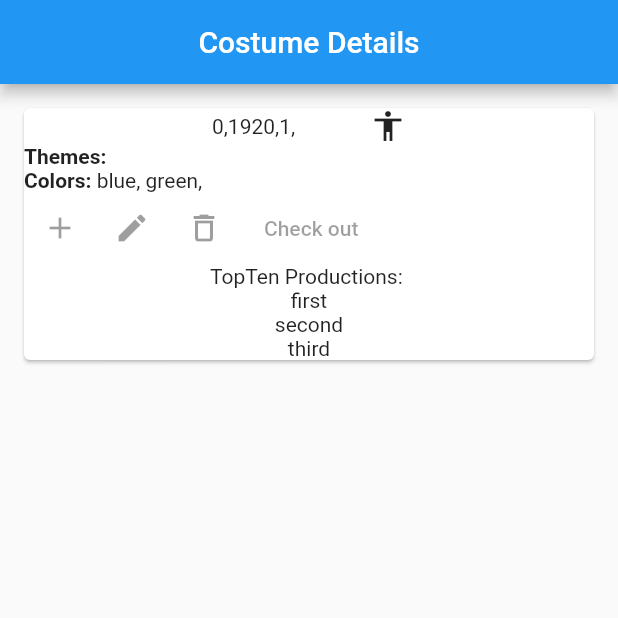
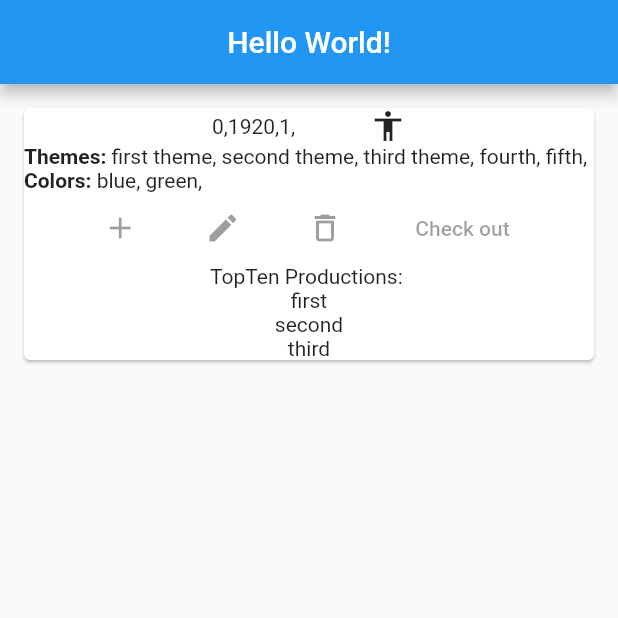
Before and after one commit to Gnutz/dcp-flutter-app, a Flutter app: the screen it shows after launch, on a phone screen of 412 x 824 dp, the top half of it. Run offline on Flutter 3.47's test engine with Material 2 defaults, Android fonts, the phone set to English and light mode, and no system bars; generated files the repository leaves out were written again.

Commit message:
added localization for english and danish languages

```diff
--- /dev/null
+++ b/l10n.yaml
@@ -0,0 +1,3 @@
+arb-dir: lib/l10n
+template-arb-file: app_en.arb
+output-localization-file: app_localizations.dart
--- /dev/null
+++ b/lib/l10n/app_da.arb
@@ -0,0 +1,4 @@
+{
+    "@@locale": "da",
+    "helloWorld": "Hej Verden"
+}
--- /dev/null
+++ b/lib/l10n/app_en.arb
@@ -0,0 +1,7 @@
+{
+    "@@locale": "en",
+    "helloWorld": "Hello World!",
+    "@helloWorld": {
+    "description": "The conventional newborn programmer greeting"
+  }
+}
--- a/lib/main.dart
+++ b/lib/main.dart
@@ -1,8 +1,11 @@
 import 'package:digtial_costume_platform/Costume.dart';
 import 'package:flutter/cupertino.dart';
 import 'package:flutter/material.dart';
+import 'package:flutter_gen/gen_l10n/app_localizations.dart';
 
 void main() => runApp(MaterialApp(
+      localizationsDelegates: AppLocalizations.localizationsDelegates,
+      supportedLocales: AppLocalizations.supportedLocales,
       home: CostumeDetail(),
     ));
 
@@ -18,9 +21,12 @@ class _CostumeDetailState extends State<CostumeDetail> {
         return Icons.accessibility_outlined;
       case Fashion.Womens:
         return Icons.accessible_forward_sharp;
+      default:
+        return null;
     }
   }
 
+  //wrapper function for creating Text list
   Widget textTemplate(String text) => Text('$text, ');
 
   Widget costumeTempate(costume) {
@@ -28,6 +34,7 @@ class _CostumeDetailState extends State<CostumeDetail> {
       margin: EdgeInsets.fromLTRB(16.0, 16.0, 16.0, 0),
       child: Column(
         children: <Widget>[
+          //Banner of id, time period, quantity and gender marker
           Row(mainAxisAlignment: MainAxisAlignment.center, children: <Widget>[
             Text('${costume.id},'),
             Text('${costume.timeperiod},'),
@@ -62,11 +69,14 @@ class _CostumeDetailState extends State<CostumeDetail> {
             ],
           ),
           Row(
+            mainAxisAlignment: MainAxisAlignment.spaceBetween,
             children: [
+              SizedBox(width: 20.0),
               IconButton(icon: Icon(Icons.add), onPressed: null),
               IconButton(icon: Icon(Icons.edit), onPressed: null),
               IconButton(icon: Icon(Icons.delete_outline), onPressed: null),
-              FlatButton(onPressed: null, child: Text('Check out'))
+              FlatButton(onPressed: null, child: Text('Check out')),
+              SizedBox(width: 20.0),
             ],
           ),
           Column(children: [
@@ -90,7 +100,7 @@ class _CostumeDetailState extends State<CostumeDetail> {
       category: "Shirt",
       quantity: 1,
       colors: ["blue", "green"],
-      themes: [],
+      themes: ['first theme', 'second theme', 'third theme', 'fourth', 'fifth'],
       productions: [
         Production(
             title: "first", startDate: DateTime.now(), endDate: DateTime.now()),
@@ -109,12 +119,12 @@ class _CostumeDetailState extends State<CostumeDetail> {
   Widget build(BuildContext context) {
     return Scaffold(
       appBar: AppBar(
-        title: Text("Costume Details"),
+        title: Text(AppLocalizations.of(context).helloWorld),
         centerTitle: true,
       ),
       body: Column(
-        children: costumes.map((costume) => costumeTempate(costume)).toList(),
-      ),
+          children:
+              costumes.map((costume) => costumeTempate(costume)).toList()),
     );
   }
 }
--- a/pubspec.yaml
+++ b/pubspec.yaml
@@ -23,7 +23,9 @@ environment:
 dependencies:
   flutter:
     sdk: flutter
-
+  flutter_localizations:
+    sdk: flutter
+  intl: ^0.16.1
 
   # The following adds the Cupertino Icons font to your application.
   # Use with the CupertinoIcons class for iOS style icons.
@@ -39,6 +41,8 @@ dev_dependencies:
 # The following section is specific to Flutter.
 flutter:
 
+  # The following line is for localized message generation
+  generate: true
   # The following line ensures that the Material Icons font is
   # included with your application, so that you can use the icons in
   # the material Icons class.
```
Also changed, not shown: 1 other file.
